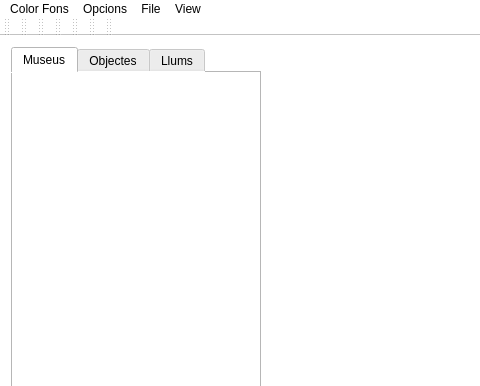
Qt form uigc2.ui (ertgumil/museum) before a commit; both pictures show x 0 to 480 and y 0 to 386 of the 892 by 578 pixel window.
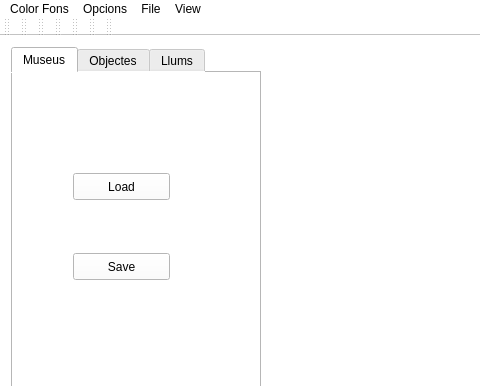
The same form after that commit. The open tabs and pages were chosen to show the change. Custom widgets are drawn as their Qt base class.

Commit message: Load ans save objects

```diff
--- a/uigc2.ui
+++ b/uigc2.ui
@@ -60,6 +60,32 @@
          <attribute name="title">
           <string>Museus</string>
          </attribute>
+         <widget class="QPushButton" name="loadMuseumButton">
+          <property name="geometry">
+           <rect>
+            <x>60</x>
+            <y>100</y>
+            <width>97</width>
+            <height>27</height>
+           </rect>
+          </property>
+          <property name="text">
+           <string>Load</string>
+          </property>
+         </widget>
+         <widget class="QPushButton" name="saveMuseumButton">
+          <property name="geometry">
+           <rect>
+            <x>60</x>
+            <y>180</y>
+            <width>97</width>
+            <height>27</height>
+           </rect>
+          </property>
+          <property name="text">
+           <string>Save</string>
+          </property>
+         </widget>
         </widget>
         <widget class="QWidget" name="tab_4">
          <attribute name="title">
```
Left out of the diff: 4 changed lines with no effect on the pictures. The commit also changes 5 other files.
